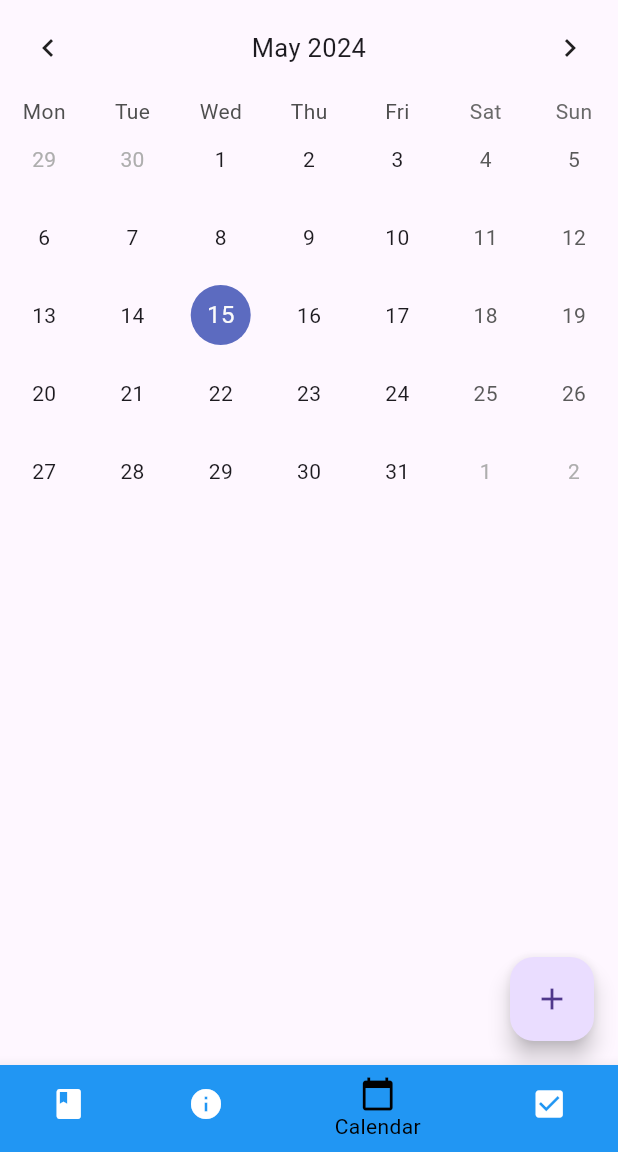
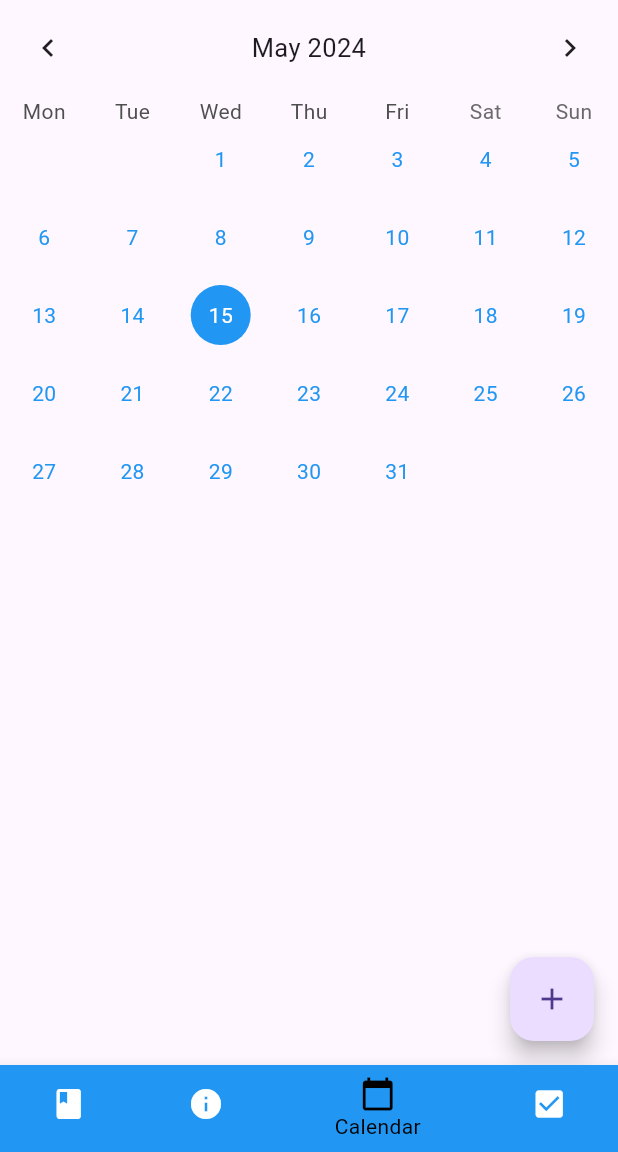
Before and after one commit to Ronnyboy125/Student-Companion-Mobile-App, a Flutter app: the screen it shows after launch, item 3 of the bottom bar chosen, on a phone screen of 412 x 824 dp, the part 84-1236 px from its top. Run offline on Flutter 3.47's test engine with Material 3 defaults, Android fonts, the phone set to English and light mode, and no system bars; drawn by our look-alikes of table_calendar; missing offline and left inert: dart:ffi, profile_photo, safe_local_storage.

Commit message:
calendar changes to match our ui colors, added a calendarStyle

```diff
--- a/app4_final_presentation/studentcompanion_firstprototype/lib/calendar.dart
+++ b/app4_final_presentation/studentcompanion_firstprototype/lib/calendar.dart
@@ -88,7 +88,23 @@ class _CalendarState extends State<Calendar> {
           eventLoader: _getEventsForDay,
           selectedDayPredicate: (day) => isSameDay(day, _selectedDay),
           startingDayOfWeek: StartingDayOfWeek.monday,
+          calendarStyle: const CalendarStyle(
+          defaultTextStyle: TextStyle(color: Colors.blue), // Text color
+          weekendTextStyle: TextStyle(color: Colors.blue), // Weekend text color
+          selectedTextStyle: TextStyle(color: Colors.white), // Selected day text color
+          todayTextStyle: TextStyle(color: Colors.blue), // Today text color
+          outsideTextStyle: TextStyle(color: Colors.grey), // Outside day text color
+          outsideDaysVisible: false, // Hide outside days
+          todayDecoration: BoxDecoration(
+            color: Colors.black, // Today's background color
+            shape: BoxShape.circle, // Shape of today's background
+          ),
+                    selectedDecoration: BoxDecoration(
+            color: Colors.blue, // Selected day's background color
+            shape: BoxShape.circle, // Shape of selected day's background
+          ),
         ),
+      ),
         Expanded(
           child: ValueListenableBuilder<List<Event>>(
             valueListenable: _selectedEvents,
```
